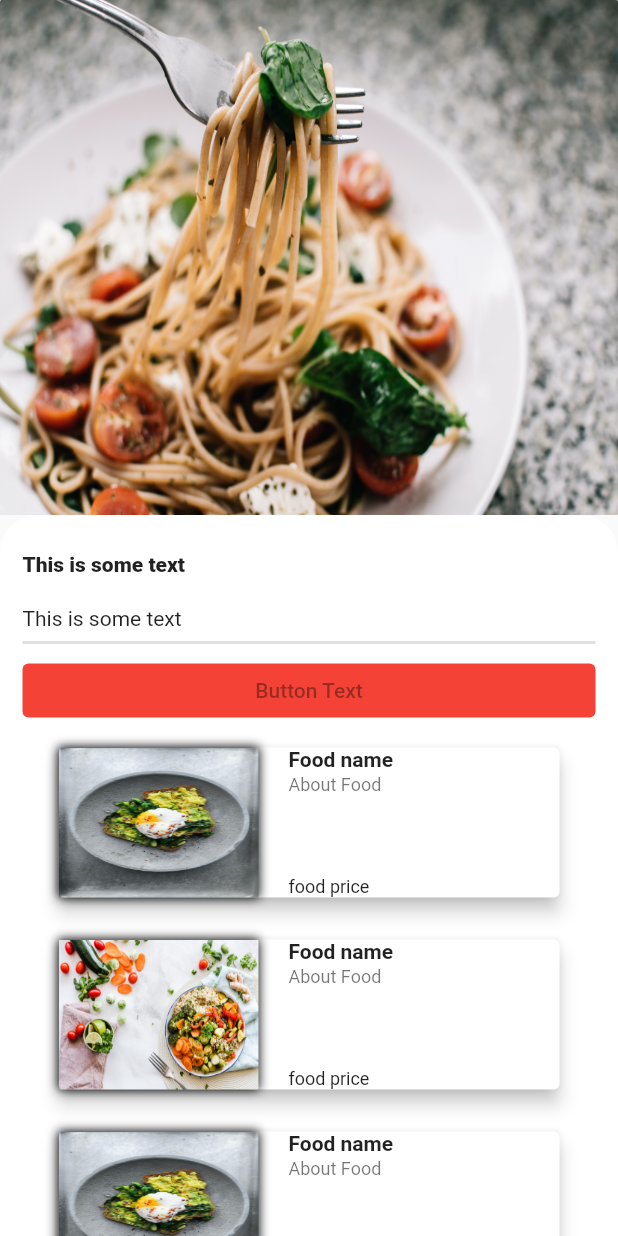
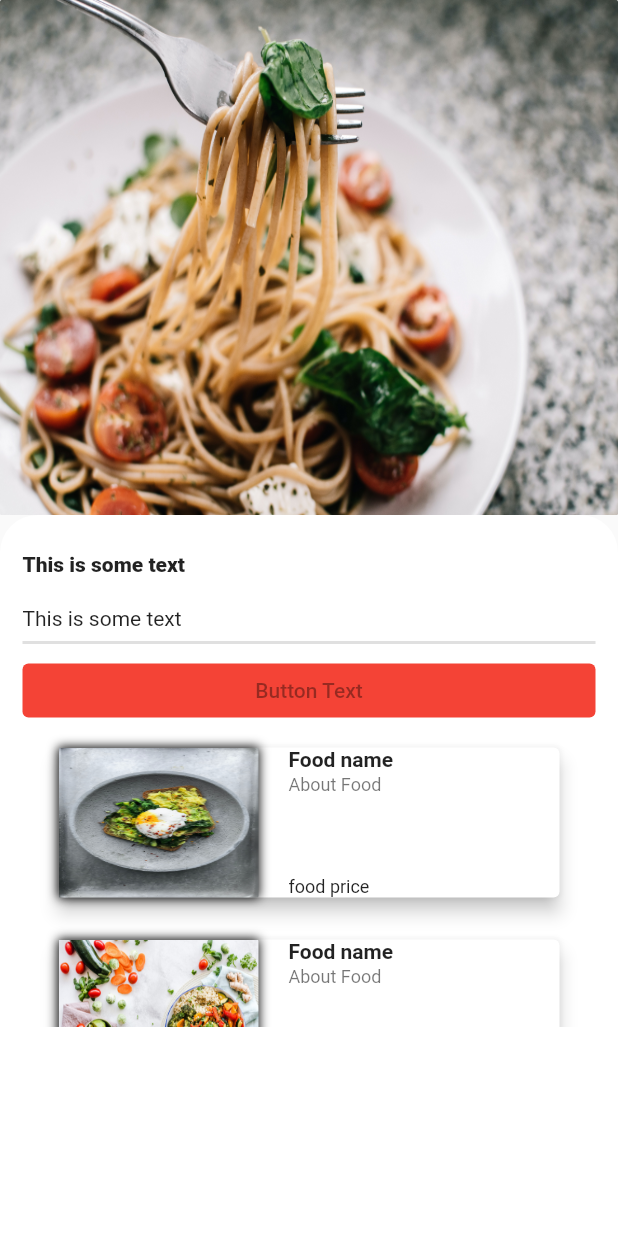
Before and after one commit to aswathygopan235/foodApp123, a Flutter app: the RestaurantDetailsScreen screen opened by its route, on a phone screen of 412 x 824 dp. Run offline on Flutter 3.47's test engine with Material 2 defaults, Android fonts, the phone set to English and light mode, and no system bars.

Commit message:
Restaurant detail page editing

```diff
--- a/lib/screens/restaurant_details_screen.dart
+++ b/lib/screens/restaurant_details_screen.dart
@@ -7,8 +7,7 @@ class RestaurantDetailsScreen extends StatelessWidget {
   @override
   Widget build(BuildContext context) {
     return Scaffold(
-      body: SingleChildScrollView(
-        child: Container(
+      body: Container(
         child: SizedBox(
           child: Column(
             crossAxisAlignment: CrossAxisAlignment.stretch,
@@ -68,7 +67,7 @@ class RestaurantDetailsScreen extends StatelessWidget {
                               ),
                             ),
                             Container(
-                                height: 1000.0,
+                              height: 200.0,
                               child: ListFood(),
                             ),
                           ],
@@ -82,7 +81,6 @@ class RestaurantDetailsScreen extends StatelessWidget {
           ),
         ),
       ),
-      ),
     );
   }
 }
--- a/lib/screens/restaurants_screen.dart
+++ b/lib/screens/restaurants_screen.dart
@@ -1,6 +1,6 @@
 import 'package:flutter/material.dart';
 import 'package:food_blog_app/utilities/constants.dart';
-import 'package:food_blog_app/widgets/restaurant_tile.dart';
+
 import 'package:food_blog_app/widgets/list_restaurants.dart';
 
 class RestaurantsScreen extends StatelessWidget {
```
Lines whose indentation alone changed are shown as unchanged.
